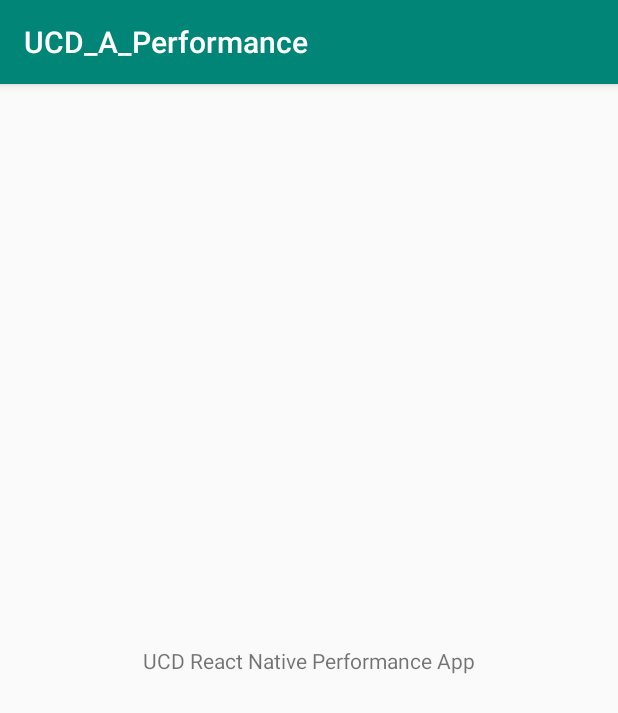
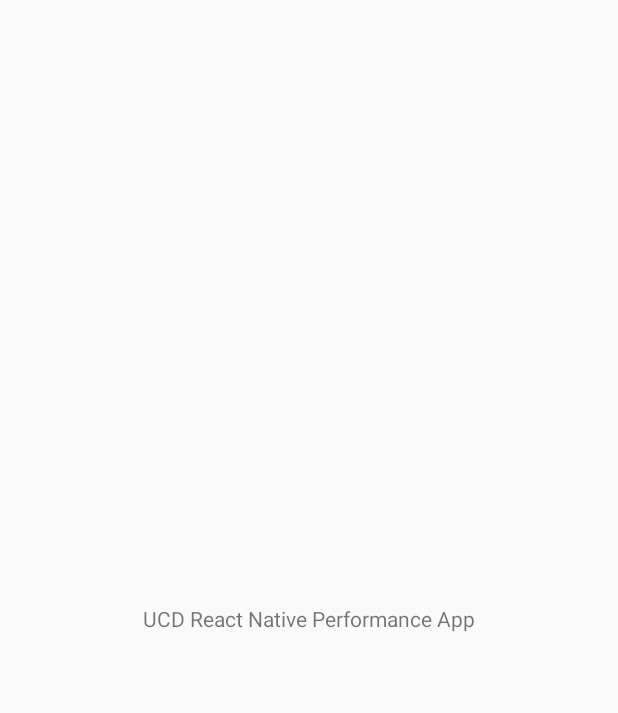
Before and after one commit to Mi6u3l/UCD_A_Battery_Consumption, an Android app: the screen it shows after launch (MainActivity), on a phone screen of 412 x 824 dp. Shown: the top 713 px of the screen. Run offline under Robolectric (Android 15) with nearby library versions, the light colour scheme and no system bars.

Commit message:
removes title bar

```diff
--- a/app/src/main/java/com/example/ucd_a_performance/MainActivity.java
+++ b/app/src/main/java/com/example/ucd_a_performance/MainActivity.java
@@ -10,5 +10,6 @@ public class MainActivity extends AppCompatActivity {
     protected void onCreate(Bundle savedInstanceState) {
         super.onCreate(savedInstanceState);
         setContentView(R.layout.activity_main);
+        getSupportActionBar().hide(); // hide the title bar
     }
 }
```
